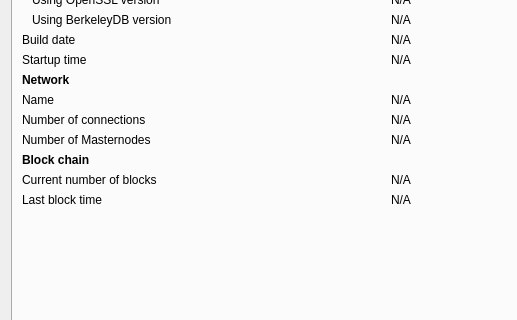
The window that src/qt/forms/rpcconsole.ui (CryptoCanary/Sterlingcoin-Core-WIP) describes before a commit, drawn with Qt 5; both pictures show x 0 to 517 and y 113 to 433 of the 769 by 517 pixel window.
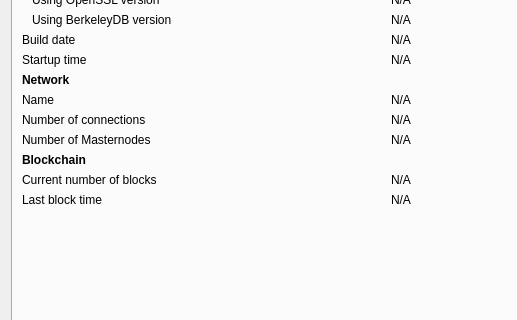
The same window after the commit. Icons and pictures are not drawn. Custom widgets are drawn as their Qt base class.

Commit message: One word, "Blockchain". Not 2 words.

The edit to the form file:
```diff
--- a/src/qt/forms/rpcconsole.ui
+++ b/src/qt/forms/rpcconsole.ui
@@ -275,7 +275,7 @@
           </font>
          </property>
          <property name="text">
-          <string>Block chain</string>
+          <string>Blockchain</string>
          </property>
         </widget>
        </item>
```
The commit also changes 16 other files.
